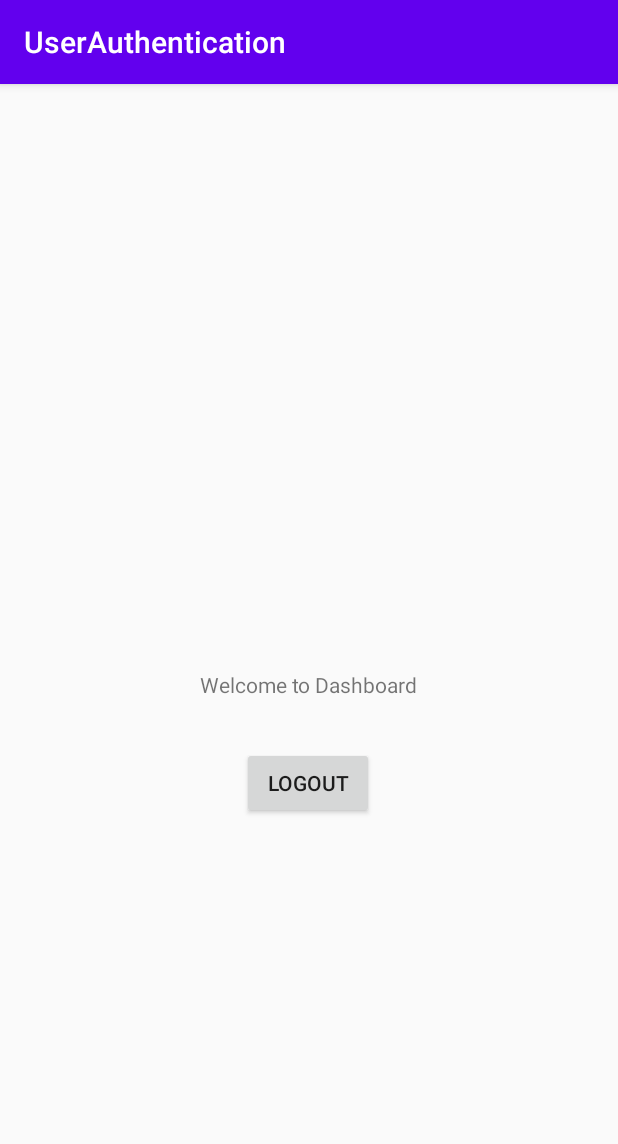
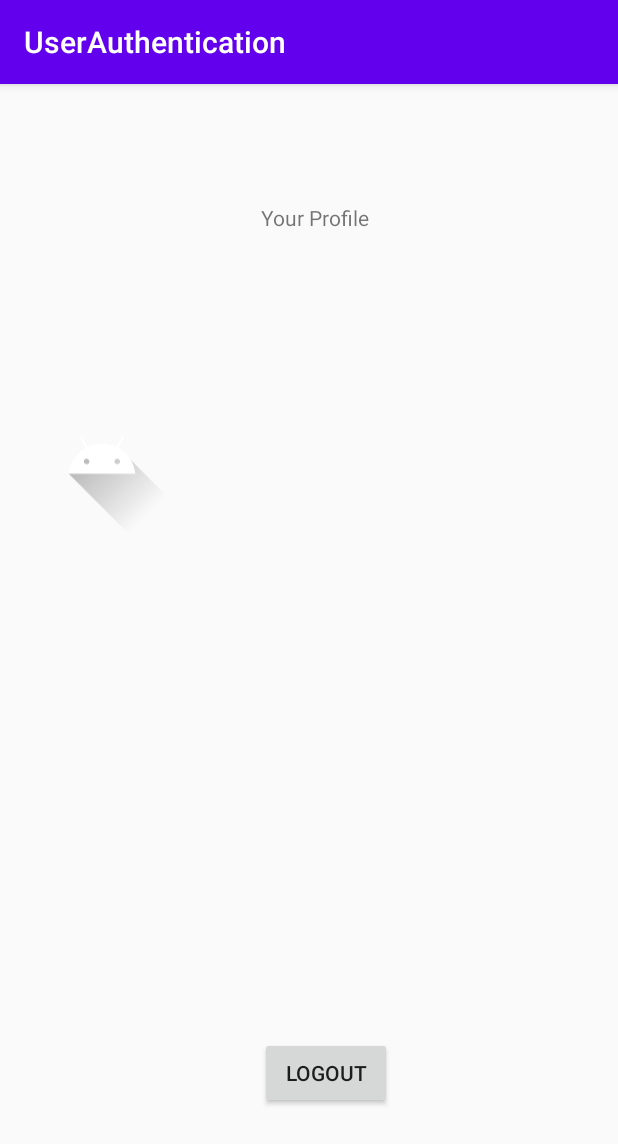
Before and after one commit to MinoCode12/Finalproject_MAD_G1.32_MiniUnity, an Android app: the screen it shows after launch once a user with an empty profile is signed in (MainActivity), on a phone screen of 412 x 824 dp. Shown: the top 1144 px of the screen. Run offline under Robolectric (Android 15) with nearby library versions, the phone set to English and light mode, and no system bars; our stand-ins replace Firebase (no records; nobody signed in at launch, a user with empty details on screens opened directly); Roboto replaces fonts that are not available here.

Commit message:
Login & User Profile Function / IT18021080

```diff
--- a/app/src/main/java/com/example/userauthentication/MainActivity.java
+++ b/app/src/main/java/com/example/userauthentication/MainActivity.java
@@ -3,17 +3,49 @@ package com.example.userauthentication;
 import android.content.Intent;
 import android.os.Bundle;
 import android.view.View;
+import android.widget.TextView;
 
+import androidx.annotation.Nullable;
 import androidx.appcompat.app.AppCompatActivity;
 
 import com.google.firebase.auth.FirebaseAuth;
+import com.google.firebase.firestore.DocumentReference;
+import com.google.firebase.firestore.DocumentSnapshot;
+import com.google.firebase.firestore.EventListener;
+import com.google.firebase.firestore.FirebaseFirestore;
+import com.google.firebase.firestore.FirebaseFirestoreException;
 
 public class MainActivity extends AppCompatActivity {
+    TextView fullName,email,phone;
+    FirebaseAuth fAuth;
+    FirebaseFirestore fStore;
+    String userId;
+
 
     @Override
     protected void onCreate(Bundle savedInstanceState) {
         super.onCreate(savedInstanceState);
         setContentView(R.layout.activity_main);
+        phone = findViewById(R.id.profilePhone);
+        fullName = findViewById(R.id.profileName);
+        email = findViewById(R.id.profileEmail);
+
+        fAuth = FirebaseAuth.getInstance();
+        fStore = FirebaseFirestore.getInstance();
+
+        userId = fAuth.getCurrentUser().getUid();
+
+        DocumentReference documentReference = fStore.collection("users").document(userId);
+        documentReference.addSnapshotListener(this, new EventListener<DocumentSnapshot>() {
+            @Override
+            public void onEvent(@Nullable DocumentSnapshot documentSnapshot, @Nullable FirebaseFirestoreException e) {
+               phone.setText(documentSnapshot.getString("phone"));
+               fullName.setText(documentSnapshot.getString("fName"));
+               email.setText(documentSnapshot.getString("email"));
+            }
+        });
+
+
     }
 
     public void logout(View view) {
--- a/app/src/main/res/layout/activity_main.xml
+++ b/app/src/main/res/layout/activity_main.xml
@@ -6,30 +6,77 @@
     android:layout_height="match_parent"
     tools:context=".MainActivity">
 
-    <TextView
-        android:id="@+id/textView3"
-        android:layout_width="wrap_content"
-        android:layout_height="wrap_content"
-        android:layout_marginStart="16dp"
-        android:layout_marginTop="32dp"
-        android:layout_marginEnd="16dp"
-        android:text="Welcome to Dashboard"
-        app:layout_constraintBottom_toBottomOf="parent"
-        app:layout_constraintEnd_toEndOf="parent"
-        app:layout_constraintStart_toStartOf="parent"
-        app:layout_constraintTop_toTopOf="parent" />
 
     <Button
         android:id="@+id/button"
         android:layout_width="wrap_content"
         android:layout_height="wrap_content"
         android:layout_marginStart="16dp"
-        android:layout_marginTop="32dp"
         android:layout_marginEnd="16dp"
+        android:onClick="logout"
         android:text="LOGOUT"
+        app:layout_constraintBottom_toBottomOf="parent"
         app:layout_constraintEnd_toEndOf="parent"
-        app:layout_constraintHorizontal_bias="0.498"
+        app:layout_constraintHorizontal_bias="0.539"
         app:layout_constraintStart_toStartOf="parent"
-        app:layout_constraintTop_toBottomOf="@+id/textView3"
-        android:onClick="logout"/>
+        app:layout_constraintTop_toTopOf="parent"
+        app:layout_constraintVertical_bias="0.882" />
+
+    <TextView
+        android:id="@+id/textView3"
+        android:layout_width="wrap_content"
+        android:layout_height="wrap_content"
+        android:text="Your Profile"
+        app:layout_constraintBottom_toBottomOf="parent"
+        app:layout_constraintEnd_toEndOf="parent"
+        app:layout_constraintHorizontal_bias="0.513"
+        app:layout_constraintStart_toStartOf="parent"
+        app:layout_constraintTop_toTopOf="parent"
+        app:layout_constraintVertical_bias="0.106" />
+
+    <ImageView
+        android:id="@+id/imageView3"
+        android:layout_width="104dp"
+        android:layout_height="151dp"
+        android:layout_marginTop="8dp"
+        app:layout_constraintBottom_toBottomOf="parent"
+        app:layout_constraintEnd_toEndOf="parent"
+        app:layout_constraintHorizontal_bias="0.052"
+        app:layout_constraintStart_toStartOf="parent"
+        app:layout_constraintTop_toTopOf="parent"
+        app:layout_constraintVertical_bias="0.274"
+        app:srcCompat="@drawable/ic_launcher_foreground" />
+
+    <TextView
+        android:id="@+id/profileName"
+        android:layout_width="241dp"
+        android:layout_height="31dp"
+        android:layout_marginTop="16dp"
+        android:text="Your Name"
+        app:layout_constraintEnd_toEndOf="parent"
+        app:layout_constraintHorizontal_bias="0.852"
+        app:layout_constraintStart_toStartOf="parent"
+        app:layout_constraintTop_toTopOf="@+id/imageView3" />
+
+    <TextView
+        android:id="@+id/profileEmail"
+        android:layout_width="241dp"
+        android:layout_height="31dp"
+        android:layout_marginTop="8dp"
+        android:text="Your Email Address"
+        app:layout_constraintEnd_toEndOf="parent"
+        app:layout_constraintHorizontal_bias="0.852"
+        app:layout_constraintStart_toStartOf="parent"
+        app:layout_constraintTop_toBottomOf="@+id/profileName" />
+
+    <TextView
+        android:id="@+id/profilePhone"
+        android:layout_width="241dp"
+        android:layout_height="31dp"
+        android:layout_marginTop="8dp"
+        android:text="Phone Number"
+        app:layout_constraintEnd_toEndOf="parent"
+        app:layout_constraintHorizontal_bias="0.852"
+        app:layout_constraintStart_toStartOf="parent"
+        app:layout_constraintTop_toBottomOf="@+id/profileEmail" />
 </androidx.constraintlayout.widget.ConstraintLayout>
```
